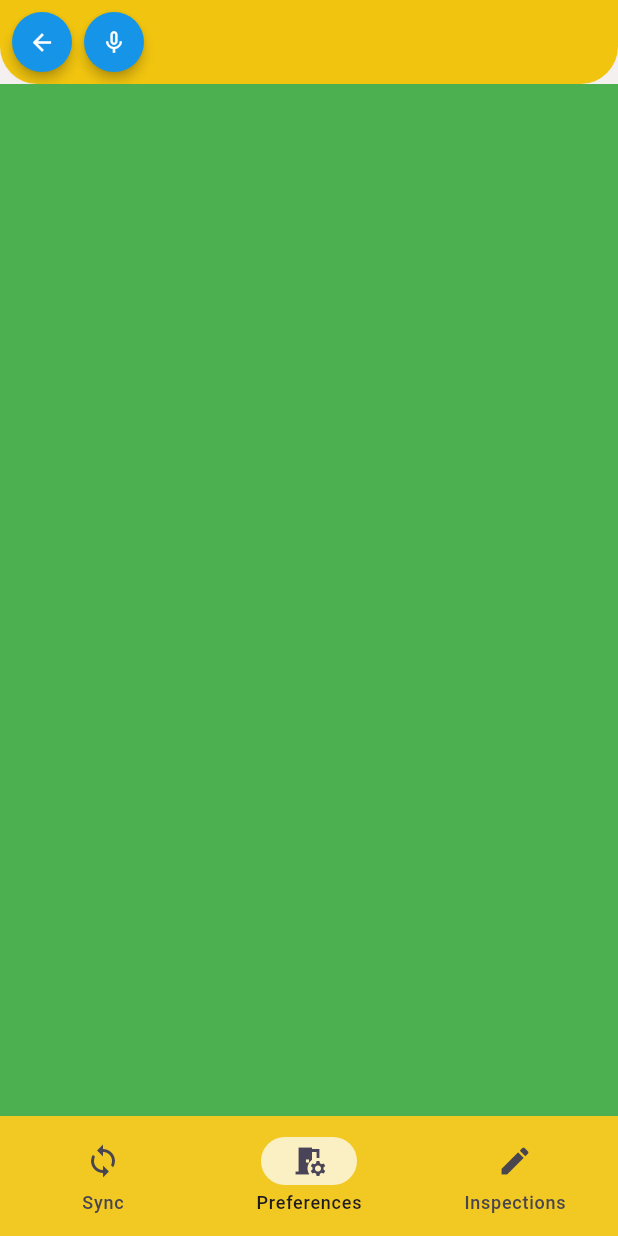
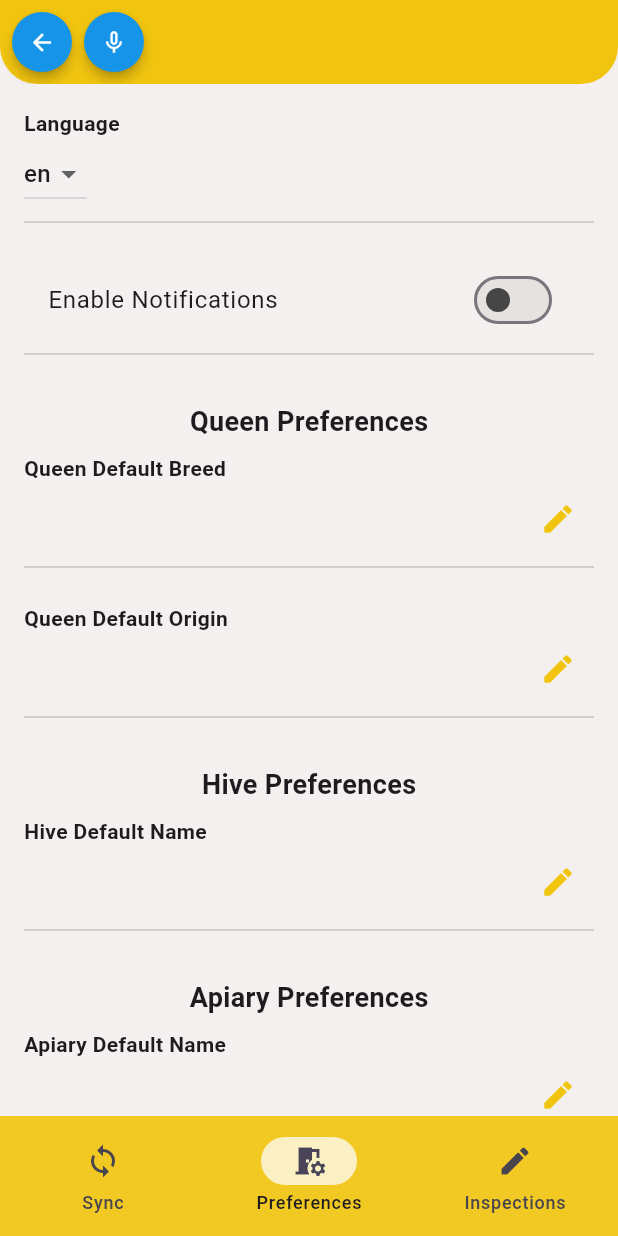
Before and after one commit to Kam-Tom/hive_note, a Flutter app: the screen it shows after launch, after a tap on the "settings" icon, on a phone screen of 412 x 824 dp. Run offline on Flutter 3.47's test engine with Material 3 defaults, Android fonts, the light colour scheme and no system bars; our stand-ins replace bloc, bloc_concurrency, carousel_slider, drift, drift_flutter, easy_localization and 9 more; missing offline and left inert: reorderable_grid; accounts and stored records are empty; generated files the repository leaves out were written again.

Commit message:
feat: add properties view in settings with fake repository

```diff
--- a/lib/core/configs/setup/multi_repository_provider_setup.dart
+++ b/lib/core/configs/setup/multi_repository_provider_setup.dart
@@ -11,6 +11,7 @@ class MultiRepositoryProviderSetup {
     final apiaryRepository = ApiaryRepository(database);
     final hiveRepository = HiveRepository(database);
     final queenRepository = QueenRepository(database);
+    final preferencesRepository = PreferencesRepository();
 
     return MultiRepositoryProvider(
       providers: [
@@ -26,6 +27,9 @@ class MultiRepositoryProviderSetup {
         RepositoryProvider<QueenRepository>(
           create: (context) => queenRepository,
         ),
+        RepositoryProvider<PreferencesRepository>(
+          create: (context) => preferencesRepository,
+        ),
       ],
       child: child,
     );
--- /dev/null
+++ b/lib/settings/preferences/bloc/preferences_bloc.dart
@@ -0,0 +1,57 @@
+import 'package:flutter_bloc/flutter_bloc.dart';
+import 'package:hive_note/shared/bloc/helpers/initial_state.dart';
+import 'package:hive_note/shared/bloc/helpers/status.dart';
+import 'package:repositories/repositories.dart';
+
+part 'preferences_event.dart';
+part 'preferences_state.dart';
+
+class PreferencesBloc extends Bloc<PreferencesEvent, PreferencesState> {
+  final PreferencesRepository _preferencesRepository;
+
+  PreferencesBloc({required PreferencesRepository preferencesRepository}) :
+    _preferencesRepository = preferencesRepository, super(const PreferencesState()) {
+    on<LanguageChanged>((event, emit) async {
+      await _preferencesRepository.saveLanguage(event.language);
+      emit(state.copyWith(language: event.language));
+    });
+
+    on<NotificationToggled>((event, emit) async {
+      await _preferencesRepository.saveNotificationEnabled(event.enabled);
+      emit(state.copyWith(notificationsEnabled: event.enabled));
+    });
+
+    on<QueenDefaultBreedChanged>((event, emit) async {
+      await _preferencesRepository.saveQueenDefaultBreed(event.breed);
+      emit(state.copyWith(queenDefaultBreed: event.breed));
+    });
+
+    on<QueenDefaultOriginChanged>((event, emit) async {
+      await _preferencesRepository.saveQueenDefaultOrigin(event.origin);
+      emit(state.copyWith(queenDefaultOrigin: event.origin));
+    });
+
+    on<HiveDefaultNameChanged>((event, emit) async {
+      await _preferencesRepository.saveHiveDefaultName(event.name);
+      emit(state.copyWith(hiveDefaultName: event.name));
+    });
+
+    on<ApiaryDefaultNameChanged>((event, emit) async {
+      await _preferencesRepository.saveApiaryDefaultName(event.name);
+      emit(state.copyWith(apiaryDefaultName: event.name));
+    });
+
+    on<ApiaryDefaultColorChanged>((event, emit) async {
+      await _preferencesRepository.saveApiaryDefaultColor(event.color);
+      emit(state.copyWith(apiaryDefaultColor: event.color));
+    });
+
+    on<ToggleEditing>((event, emit) {
+      final newEditingState = Map<String, bool>.from(state.isEditing);
+      newEditingState[event.field] = !(newEditingState[event.field] ?? false);
+      emit(state.copyWith(isEditing: newEditingState));
+    });
+
+    // Add more event handlers as needed
+  }
+}
--- /dev/null
+++ b/lib/settings/preferences/bloc/preferences_event.dart
@@ -0,0 +1,51 @@
+part of 'preferences_bloc.dart';
+
+abstract class PreferencesEvent {}
+
+class LanguageChanged extends PreferencesEvent {
+  final String language;
+
+  LanguageChanged(this.language);
+}
+
+class NotificationToggled extends PreferencesEvent {
+  final bool enabled;
+
+  NotificationToggled(this.enabled);
+}
+
+class QueenDefaultBreedChanged extends PreferencesEvent {
+  final String breed;
+
+  QueenDefaultBreedChanged(this.breed);
+}
+
+class QueenDefaultOriginChanged extends PreferencesEvent {
+  final String origin;
+
+  QueenDefaultOriginChanged(this.origin);
+}
+
+class HiveDefaultNameChanged extends PreferencesEvent {
+  final String name;
+
+  HiveDefaultNameChanged(this.name);
+}
+
+class ApiaryDefaultNameChanged extends PreferencesEvent {
+  final String name;
+
+  ApiaryDefaultNameChanged(this.name);
+}
+
+class ApiaryDefaultColorChanged extends PreferencesEvent {
+  final String color;
+
+  ApiaryDefaultColorChanged(this.color);
+}
+
+class ToggleEditing extends PreferencesEvent {
+  final String field;
+
+  ToggleEditing(this.field);
+}
--- /dev/null
+++ b/lib/settings/preferences/bloc/preferences_state.dart
@@ -0,0 +1,65 @@
+part of 'preferences_bloc.dart';
+
+class PreferencesState extends InitialState {
+  final String language;
+  final bool notificationsEnabled;
+  final String queenDefaultBreed;
+  final String queenDefaultOrigin;
+  final String hiveDefaultName;
+  final String apiaryDefaultName;
+  final String apiaryDefaultColor;
+  final Map<String, bool> isEditing;
+
+  const PreferencesState({
+    this.language = 'en',
+    this.notificationsEnabled = false,
+    this.queenDefaultBreed = '',
+    this.queenDefaultOrigin = '',
+    this.hiveDefaultName = '',
+    this.apiaryDefaultName = '',
+    this.apiaryDefaultColor = '',
+    this.isEditing = const {},
+    super.status,
+    super.errorMessage,
+  });
+
+  @override
+  PreferencesState copyWith({
+    String? language,
+    bool? notificationsEnabled,
+    String? queenDefaultBreed,
+    String? queenDefaultOrigin,
+    String? hiveDefaultName,
+    String? apiaryDefaultName,
+    String? apiaryDefaultColor,
+    Map<String, bool>? isEditing,
+    Status? status,
+    String? errorMessage,
+  }) {
+    return PreferencesState(
+      language: language ?? this.language,
+      notificationsEnabled: notificationsEnabled ?? this.notificationsEnabled,
+      queenDefaultBreed: queenDefaultBreed ?? this.queenDefaultBreed,
+      queenDefaultOrigin: queenDefaultOrigin ?? this.queenDefaultOrigin,
+      hiveDefaultName: hiveDefaultName ?? this.hiveDefaultName,
+      apiaryDefaultName: apiaryDefaultName ?? this.apiaryDefaultName,
+      apiaryDefaultColor: apiaryDefaultColor ?? this.apiaryDefaultColor,
+      isEditing: isEditing ?? this.isEditing,
+      status: status ?? this.status,
+      errorMessage: errorMessage ?? this.errorMessage,
+    );
+  }
+
+  @override
+  List<Object?> get props => [
+    language,
+    notificationsEnabled,
+    queenDefaultBreed,
+    queenDefaultOrigin,
+    hiveDefaultName,
+    apiaryDefaultName,
+    apiaryDefaultColor,
+    isEditing,
+    ...super.props,
+  ];
+}
--- /dev/null
+++ b/lib/settings/preferences/presentation/preferences_page.dart
@@ -0,0 +1,20 @@
+import 'package:flutter/material.dart';
+import 'package:flutter_bloc/flutter_bloc.dart';
+import 'package:hive_note/settings/preferences/bloc/preferences_bloc.dart';
+import 'package:hive_note/settings/preferences/presentation/preferences_view.dart';
+import 'package:repositories/repositories.dart';
+
+class PreferencesPage extends StatelessWidget {
+  const PreferencesPage({super.key});
+
+  @override
+  Widget build(BuildContext context) {
+    return BlocProvider(
+      create: (_) => PreferencesBloc(
+        preferencesRepository: context.read<PreferencesRepository>(),
+      ),
+      child: const PreferencesView(),
+    );
+  }
+
+}
--- /dev/null
+++ b/lib/settings/preferences/presentation/preferences_view.dart
@@ -0,0 +1,271 @@
+import 'package:flutter/material.dart';
+import 'package:flutter_bloc/flutter_bloc.dart';
+import 'package:hive_note/core/configs/theme/app_colors.dart';
+import 'package:hive_note/settings/preferences/bloc/preferences_bloc.dart';
+import 'package:flutter_colorpicker/flutter_colorpicker.dart';
+
+class PreferencesView extends StatelessWidget {
+  const PreferencesView({super.key});
+
+  @override
+  Widget build(BuildContext context) {
+    return BlocBuilder<PreferencesBloc, PreferencesState>(
+      builder: (context, state) {
+        return SingleChildScrollView(
+          padding: const EdgeInsets.all(16.0),
+          child: Column(
+            children: [
+              // Language selection
+              _buildDropdown(
+                label: 'Language',
+                value: state.language,
+                items: ['en', 'pl'],
+                onChanged: (newValue) {
+                  context.read<PreferencesBloc>().add(LanguageChanged(newValue!));
+                },
+              ),
+              const SizedBox(height: 16.0),
+              // Notification toggle
+              _buildSwitch(
+                label: 'Enable Notifications',
+                value: state.notificationsEnabled,
+                onChanged: (newValue) {
+                  context.read<PreferencesBloc>().add(NotificationToggled(newValue));
+                },
+              ),
+              const SizedBox(height: 16.0),
+              // Queen preferences
+              _buildCategoryLabel('Queen Preferences'),
+              _buildToggleableTextField(
+                context: context,
+                label: 'Queen Default Breed',
+                value: state.queenDefaultBreed,
+                onSave: (newValue) {
+                  context.read<PreferencesBloc>().add(QueenDefaultBreedChanged(newValue));
+                },
+              ),
+              const SizedBox(height: 16.0),
+              _buildToggleableTextField(
+                context: context,
+                label: 'Queen Default Origin',
+                value: state.queenDefaultOrigin,
+                onSave: (newValue) {
+                  context.read<PreferencesBloc>().add(QueenDefaultOriginChanged(newValue));
+                },
+              ),
+              const SizedBox(height: 16.0),
+              // Hive preferences
+              _buildCategoryLabel('Hive Preferences'),
+              _buildToggleableTextField(
+                context: context,
+                label: 'Hive Default Name',
+                value: state.hiveDefaultName,
+                onSave: (newValue) {
+                  context.read<PreferencesBloc>().add(HiveDefaultNameChanged(newValue));
+                },
+              ),
+              const SizedBox(height: 16.0),
+              // Apiary preferences
+              _buildCategoryLabel('Apiary Preferences'),
+              _buildToggleableTextField(
+                context: context,
+                label: 'Apiary Default Name',
+                value: state.apiaryDefaultName,
+                onSave: (newValue) {
+                  context.read<PreferencesBloc>().add(ApiaryDefaultNameChanged(newValue));
+                },
+              ),
+              const SizedBox(height: 16.0),
+              _buildColorPicker(
+                context: context,
+                label: 'Apiary Default Color',
+                value: state.apiaryDefaultColor,
+                onSave: (newValue) {
+                  context.read<PreferencesBloc>().add(ApiaryDefaultColorChanged(newValue));
+                },
+              ),
+              // Add more preference inputs as needed
+            ],
+          ),
+        );
+      },
+    );
+  }
+
+  Widget _buildDropdown({
+    required String label,
+    required String value,
+    required List<String> items,
+    required ValueChanged<String?> onChanged,
+  }) {
+    return Column(
+      crossAxisAlignment: CrossAxisAlignment.start,
+      children: [
+        Text(label, style: TextStyle(fontWeight: FontWeight.bold)),
+        DropdownButton<String>(
+          value: value,
+          items: items.map((String value) {
+            return DropdownMenuItem<String>(
+              value: value,
+              child: Text(value),
+            );
+          }).toList(),
+          onChanged: onChanged,
+        ),
+        Divider(color: AppColors.divider),
+      ],
+    );
+  }
+
+  Widget _buildSwitch({
+    required String label,
+    required bool value,
+    required ValueChanged<bool> onChanged,
+  }) {
+    return Column(
+      crossAxisAlignment: CrossAxisAlignment.start,
+      children: [
+        SwitchListTile(
+          title: Text(label),
+          value: value,
+          onChanged: onChanged,
+        ),
+        Divider(color: AppColors.divider),
+      ],
+    );
+  }
+
+  Widget _buildToggleableTextField({
+    required BuildContext context,
+    required String label,
+    required String value,
+    required ValueChanged<String> onSave,
+  }) {
+    TextEditingController controller = TextEditingController(text: value);
+    return BlocBuilder<PreferencesBloc, PreferencesState>(
+      builder: (context, state) {
+        bool isEditing = state.isEditing[label] ?? false;
+        return Column(
+          crossAxisAlignment: CrossAxisAlignment.start,
+          children: [
+            Text(label, style: TextStyle(fontWeight: FontWeight.bold)),
+            Row(
+              children: [
+                Expanded(
+                  child: isEditing
+                      ? TextField(
+                          controller: controller,
+                          decoration: InputDecoration(
+                            hintText: 'Enter $label',
+                          ),
+                        )
+                      : Text(value),
+                ),
+                IconButton(
+                  icon: Icon(isEditing ? Icons.save : Icons.edit),
+                  onPressed: () {
+                    if (isEditing) {
+                      onSave(controller.text);
+                    }
+                    context.read<PreferencesBloc>().add(ToggleEditing(label));
+                  },
+                ),
+              ],
+            ),
+            Divider(color: AppColors.divider),
+          ],
+        );
+      },
+    );
+  }
+
+  Widget _buildColorPicker({
+    required BuildContext context,
+    required String label,
+    required String value,
+    required ValueChanged<String> onSave,
+  }) {
+    String formattedValue = value.startsWith('#') ? value.substring(1) : value;
+    Color currentColor;
+    try {
+      currentColor = Color(int.parse(formattedValue, radix: 16));
+    } catch (e) {
+      currentColor = AppColors.primary;
+    }
+    return BlocBuilder<PreferencesBloc, PreferencesState>(
+      builder: (context, state) {
+        bool isEditing = state.isEditing[label] ?? false;
+        return Column(
+          crossAxisAlignment: CrossAxisAlignment.start,
+          children: [
+            Text(label, style: TextStyle(fontWeight: FontWeight.bold)),
+            Row(
+              children: [
+                Expanded(
+                  child: isEditing
+                      ? GestureDetector(
+                          onTap: () {
+                            showDialog(
+                              context: context,
+                              builder: (context) {
+                                return AlertDialog(
+                                  title: Text('Pick a color'),
+                                  content: SingleChildScrollView(
+                                    child: ColorPicker(
+                                      pickerColor: currentColor,
+                                      onColorChanged: (color) {
+                                        currentColor = color;
+                                      },
+                                    ),
+                                  ),
+                                  actions: [
+                                    TextButton(
+                                      child: Text('Save'),
+                                      onPressed: () {
+                                        onSave('#${currentColor.value.toRadixString(16).padLeft(8, '0')}');
+                                        Navigator.of(context).pop();
+                                      },
+                                    ),
+                                  ],
+                                );
+                              },
+                            );
+                          },
+                          child: Container(
+                            height: 50,
+                            color: currentColor,
+                          ),
+                        )
+                      : Container(
+                          height: 50,
+                          color: currentColor,
+                        ),
+                ),
+                IconButton(
+                  icon: Icon(isEditing ? Icons.save : Icons.edit),
+                  onPressed: () {
+                    if (isEditing) {
+                      onSave('#${currentColor.value.toRadixString(16).padLeft(8, '0')}');
+                    }
+                    context.read<PreferencesBloc>().add(ToggleEditing(label));
+                  },
+                ),
+              ],
+            ),
+            Divider(color: AppColors.divider),
+          ],
+        );
+      },
+    );
+  }
+
+  Widget _buildCategoryLabel(String label) {
+    return Padding(
+      padding: const EdgeInsets.symmetric(vertical: 8.0),
+      child: Text(
+        label,
+        style: TextStyle(fontSize: 18, fontWeight: FontWeight.bold),
+      ),
+    );
+  }
+}
--- a/lib/settings/presentation/settings.dart
+++ b/lib/settings/presentation/settings.dart
@@ -1,6 +1,7 @@
 import 'package:flutter/material.dart';
 import 'package:flutter_bloc/flutter_bloc.dart';
 import 'package:hive_note/core/configs/theme/app_colors.dart';
+import 'package:hive_note/settings/preferences/presentation/preferences_page.dart';
 import 'package:hive_note/settings/bloc/bottom_navigation_cubit.dart';
 import 'package:hive_note/shared/presentation/widgets/custom_app_bar.dart';
 import 'package:hive_note/sync/presentation/pages/sync.dart';
@@ -10,6 +11,7 @@ class SettingsPage extends StatelessWidget {
 
   @override
   Widget build(BuildContext context) {
+    print("TSD");
     return BlocProvider(
       create: (context) => BottomNavigationCubit(initialIndex: 1),
       child: BlocBuilder<BottomNavigationCubit, int>(
@@ -22,7 +24,7 @@ class SettingsPage extends StatelessWidget {
                   case 0:
                     return const SyncPage();
                   case 1:
-                    return Container(color: Colors.green,);
+                    return const PreferencesPage();
                   case 2:
                     return Container(color: Colors.blue,);
                   default:
--- a/lib/sync/bloc/sync_bloc.dart
+++ b/lib/sync/bloc/sync_bloc.dart
@@ -10,7 +10,6 @@ class SyncBloc extends Bloc<SyncEvent, SyncState> {
   }
 
   void _onToggleVoiceControl(ToggleVoiceControl event, Emitter<SyncState> emit) {
-    print('SyncBloc: Toggling voice control to ${event.isEnabled}');
     emit(state.copyWith(syncEnabled: () => event.isEnabled));
   }
 }
--- a/packages/repositories/lib/src/repositories/repositories.dart
+++ b/packages/repositories/lib/src/repositories/repositories.dart
@@ -2,3 +2,4 @@ export 'apiary_repository.dart';
 export 'hive_repository.dart';
 export 'todo_repository.dart';
 export 'queen_repository.dart';
+export 'preferences_repository.dart';
```
Also changed, not shown: lib/settings/preferences/presentation/field.dart (added, +90 -0 lines), packages/repositories/lib/src/repositories/preferences_repository.dart (+63 -0 lines).
